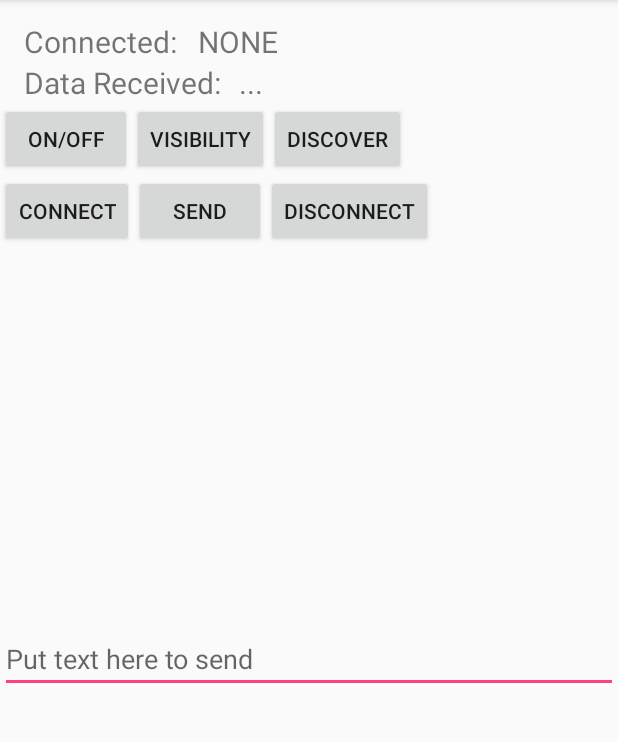
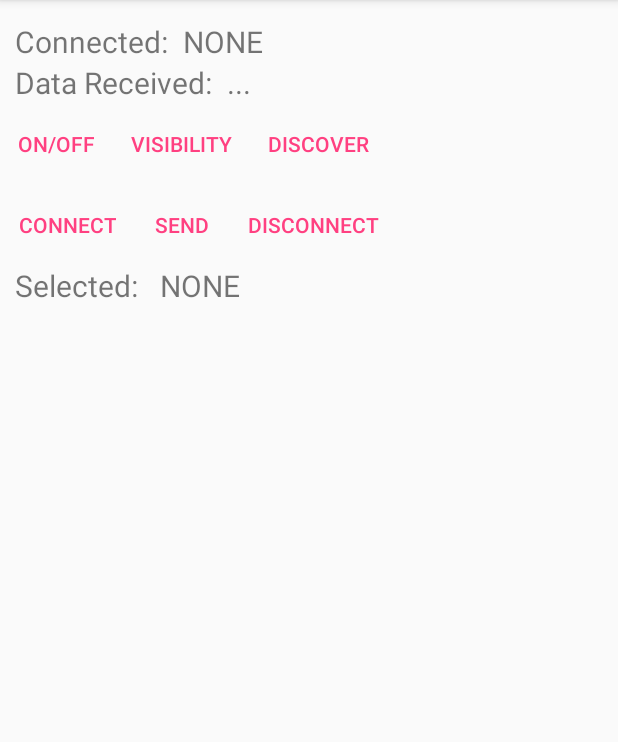
Before and after one commit to FRMeulen/AndroidBTTest, an Android app: the screen it shows after launch (MainActivity), after a tap on "DISCOVER", on a phone screen of 412 x 824 dp, the part 84-826 px from its top. Run offline under Robolectric (Android 15) with nearby library versions, the phone set to English and light mode, and no system bars.

Commit message:
Cleanup work done

```diff
--- a/app/src/main/java/com/example/falco/bluetoothtest/BluetoothConnectionService.java
+++ b/app/src/main/java/com/example/falco/bluetoothtest/BluetoothConnectionService.java
@@ -10,7 +10,6 @@ import android.util.Log;
 import java.io.IOException;
 import java.io.InputStream;
 import java.io.OutputStream;
-import java.nio.charset.Charset;
 import java.util.UUID;
 
 public class BluetoothConnectionService {
@@ -27,11 +26,13 @@ public class BluetoothConnectionService {
 
     private BluetoothDevice mmDevice;
     private UUID deviceUUID;
-    ProgressDialog mProgressDialog;
+    private ProgressDialog mProgressDialog;
 
     private final BluetoothAdapter mBluetoothAdapter;
 
     private final Context mContext;
+
+    private String userInput = "";
 
     public BluetoothConnectionService (Context context) {
         mContext = context;
@@ -69,7 +70,7 @@ public class BluetoothConnectionService {
             }
 
             if(socket != null){
-                connected(socket, mmDevice);
+                connected(socket);
             }
             Log.i(TAG, "END AcceptThread");
         }
@@ -117,7 +118,7 @@ public class BluetoothConnectionService {
                 Log.e(TAG, "ConnectThread: Could not connect to InsecureRfcommSocket " + e.getMessage());
             }
 
-            connected(mmSocket, mmDevice);
+            connected(mmSocket);
         }
 
         public void cancel(){
@@ -187,13 +188,9 @@ public class BluetoothConnectionService {
         }
 
         public void run(){
-            byte[] buffer = new byte[1024];
-            int bytes;
             while(true){
                 try {
-                    bytes = mmInStream.read(buffer);
-                    String incomingMessage = new String(buffer, 0, bytes);
-                    Log.d(TAG, "InputStream: " + incomingMessage);
+                    read();
                 } catch (IOException e) {
                     Log.e(TAG, "run: Error reading input stream");
                     break;
@@ -201,8 +198,17 @@ public class BluetoothConnectionService {
             }
         }
 
+        public void read() throws IOException{
+            byte[] buffer = new byte[1024];
+            int bytes;
+
+            bytes = mmInStream.read(buffer);
+            String incomingMessage = new String(buffer, 0, bytes);
+            Log.d(TAG, "InputStream: " + incomingMessage);
+            userInput = incomingMessage;
+        }
+
         public void write(byte[] bytes){
-            String text = new String(bytes, Charset.defaultCharset());
             try {
                 mmOutStream.write(bytes);
             } catch (IOException e) {
@@ -217,7 +223,7 @@ public class BluetoothConnectionService {
         }
     }
 
-    private void connected(BluetoothSocket mmSocket, BluetoothDevice device){
+    private void connected(BluetoothSocket mmSocket){
         Log.d(TAG, "connected: starting");
 
         mConnectedThread = new ConnectedThread(mmSocket);
@@ -227,4 +233,17 @@ public class BluetoothConnectionService {
     public void write(byte[] out){
         mConnectedThread.write(out);
     }
+
+    public void read(){
+        try {
+            mConnectedThread.read();
+            Log.d(TAG, "BluetoothConnection: read: Reading input");
+        } catch (IOException e) {
+            Log.e(TAG, "BluetoothConnection: read: Error reading inputStream");
+        }
+    }
+
+    public String getUserInput(){
+        return userInput;
+    }
 }
--- a/app/src/main/java/com/example/falco/bluetoothtest/MainActivity.java
+++ b/app/src/main/java/com/example/falco/bluetoothtest/MainActivity.java
@@ -27,36 +27,38 @@ import java.util.UUID;
 
 public class MainActivity extends AppCompatActivity implements AdapterView.OnItemClickListener {
 
-    Button onOffButton;
-    Button discoverabilityButton;
-    Button discoverButton;
-    Button connectButton;
-    Button sendButton;
-    Button disconnectButton;
+    //Buttons
+    Button onOffButton; //Enable or disable bluetooth
+    Button discoverabilityButton;   //Enable device discoverability for 300 seconds
+    Button discoverButton;  //Discover unpaired devices nearby
+    Button connectButton;   //Connect to selected device
+    Button sendButton;  //Send data in sendText to connected device
+    Button disconnectButton;    //Disconnect bluetooth
 
-    TextView btState;
-    TextView dataReceived;
-    EditText sendText;
+    TextView btState;   //Text showing bluetooth state
+    TextView dataReceived;  //Text showing data received
+    TextView btSelectedText;    //Text showing "Selected: "
+    TextView btSelected;    //Text showing selected device
+    EditText sendText;  //Field to enter text to send
 
-    BluetoothConnectionService mBluetoothConnection;
-    BluetoothDevice mBTDevice;
+    BluetoothConnectionService mBluetoothConnection;    //Bluetooth connection object
+    BluetoothDevice mBTDevice;  //Bluetooth device object
 
-    private static final UUID MY_UUID_INSECURE =
-            UUID.fromString("00001101-0000-1000-8000-00805f9b34fb");
+    private static final UUID MY_UUID_INSECURE = UUID.fromString("00001101-0000-1000-8000-00805f9b34fb");   //Default SerialPortService ID
 
-    BluetoothAdapter mBluetoothAdapter;
-    private static final String TAG = "My Activity";
+    BluetoothAdapter mBluetoothAdapter; //Device bluetooth adapter
+    private static final String TAG = "My Activity";    //Tag for logs
 
-    public ArrayList<BluetoothDevice> mBTDevices = new ArrayList<>();
-    public DeviceListAdapter mDeviceListAdapter;
-    ListView deviceList;
+    public ArrayList<BluetoothDevice> mBTDevices = new ArrayList<>();   //List of discovered devices
+    public DeviceListAdapter mDeviceListAdapter;    //Adapter for listed devices
+    ListView deviceList;    //Listview for discovered devices
 
-    // Create a BroadcastReceiver for ACTION_STATE_CHANGED.
+    //BroadcastReceiver for ACTION_STATE_CHANGED.
     private final BroadcastReceiver mBroadcastReceiverBTState = new BroadcastReceiver() {
         public void onReceive(Context context, Intent intent) {
             final String action = intent.getAction();
-            if (action.equals(mBluetoothAdapter.ACTION_STATE_CHANGED)) {
-                int state = intent.getIntExtra(BluetoothAdapter.EXTRA_STATE, mBluetoothAdapter.ERROR);
+            if (action.equals(mBluetoothAdapter.ACTION_STATE_CHANGED)) {    //If bluetooth adapter state changed
+                int state = intent.getIntExtra(BluetoothAdapter.EXTRA_STATE, mBluetoothAdapter.ERROR);  //Get adapter state
 
                 switch(state){
                     case BluetoothAdapter.STATE_OFF:
@@ -80,8 +82,8 @@ public class MainActivity extends AppCompatActivity implements AdapterView.OnIte
     private final BroadcastReceiver mBroadcastReceiverDiscoverabilityState = new BroadcastReceiver() {
         public void onReceive(Context context, Intent intent) {
             final String action = intent.getAction();
-            if (action.equals(mBluetoothAdapter.ACTION_SCAN_MODE_CHANGED)) {
-                int mode = intent.getIntExtra(BluetoothAdapter.EXTRA_SCAN_MODE, mBluetoothAdapter.ERROR);
+            if (action.equals(mBluetoothAdapter.ACTION_SCAN_MODE_CHANGED)) {    //If scan mode changed
+                int mode = intent.getIntExtra(BluetoothAdapter.EXTRA_SCAN_MODE, mBluetoothAdapter.ERROR);   //Get scan mode
 
                 switch(mode){
                     case BluetoothAdapter.SCAN_MODE_CONNECTABLE_DISCOVERABLE:
@@ -178,6 +180,8 @@ public class MainActivity extends AppCompatActivity implements AdapterView.OnIte
         btState = findViewById(R.id.bt_state);
         dataReceived = findViewById(R.id.data_received);
         sendText = findViewById(R.id.sendText);
+        btSelectedText = findViewById(R.id.bt_selected_text);
+        btSelected = findViewById(R.id.bt_selected);
 
         IntentFilter filter = new IntentFilter(BluetoothDevice.ACTION_BOND_STATE_CHANGED);
         registerReceiver(mBroadcastReceiverBondState, filter);
@@ -205,6 +209,8 @@ public class MainActivity extends AppCompatActivity implements AdapterView.OnIte
             public void onClick(View view) {
                 Log.d(TAG, "onClick: Discovering devices...");
                 mBTDevices.clear();
+                btSelectedText.setText("Selected: ");
+                btSelected.setText("NONE");
                 discoverDevices();
             }
         });
@@ -214,6 +220,9 @@ public class MainActivity extends AppCompatActivity implements AdapterView.OnIte
             public void onClick(View view) {
                 startConnection();
                 btState.setText(mBTDevice.getName());
+                btSelectedText.setText("");
+                btSelected.setText("");
+                sendText.setVisibility(View.VISIBLE);
             }
         });
 
@@ -222,6 +231,9 @@ public class MainActivity extends AppCompatActivity implements AdapterView.OnIte
             public void onClick(View view) {
                 byte[] bytes = sendText.getText().toString().getBytes(Charset.defaultCharset());
                 mBluetoothConnection.write(bytes);
+                mBluetoothConnection.read();
+                dataReceived.setText(mBluetoothConnection.getUserInput());
+                sendText.setText("");
             }
         });
 
@@ -238,8 +250,10 @@ public class MainActivity extends AppCompatActivity implements AdapterView.OnIte
     }
 
     public void killConnection(){
-        mBluetoothConnection.killClient();
-        mBluetoothConnection = null;
+        if(mBluetoothConnection != null){
+            mBluetoothConnection.killClient();
+            mBluetoothConnection = null;
+        }
     }
 
     public void startBluetoothConnection(BluetoothDevice device, UUID uuid){
@@ -328,6 +342,7 @@ public class MainActivity extends AppCompatActivity implements AdapterView.OnIte
 
         String deviceName = mBTDevices.get(position).getName();
         String deviceAddress = mBTDevices.get(position).getAddress();
+        btSelected.setText(deviceName);
         Log.d(TAG, "onItemClick: deviceName = " + deviceName);
         Log.d(TAG, "onItemClick: deviceAddress = " + deviceAddress);
 
--- a/app/src/main/res/layout/activity_main.xml
+++ b/app/src/main/res/layout/activity_main.xml
@@ -7,9 +7,9 @@
     tools:context="com.example.falco.bluetoothtest.MainActivity">
 
     <RelativeLayout
+        android:id="@+id/mainLayout"
         android:layout_width="match_parent"
-        android:layout_height="match_parent"
-        android:id="@+id/mainLayout">
+        android:layout_height="match_parent">
 
 
         <TextView
@@ -19,8 +19,8 @@
             android:layout_alignParentLeft="true"
             android:layout_alignParentStart="true"
             android:layout_alignParentTop="true"
-            android:layout_marginLeft="16dp"
-            android:layout_marginStart="16dp"
+            android:layout_marginLeft="10dp"
+            android:layout_marginStart="10dp"
             android:layout_marginTop="14dp"
             android:text="@string/bt_connected_text"
             android:textSize="20sp" />
@@ -31,8 +31,8 @@
             android:layout_height="wrap_content"
             android:layout_alignBaseline="@+id/bt_connected_text"
             android:layout_alignBottom="@+id/bt_connected_text"
-            android:layout_marginLeft="14dp"
-            android:layout_marginStart="14dp"
+            android:layout_marginLeft="10dp"
+            android:layout_marginStart="10dp"
             android:layout_toEndOf="@+id/bt_connected_text"
             android:layout_toRightOf="@+id/bt_connected_text"
             android:text="@string/bt_state"
@@ -54,66 +54,95 @@
             android:layout_height="wrap_content"
             android:layout_alignBaseline="@+id/data_received_text"
             android:layout_alignBottom="@+id/data_received_text"
-            android:layout_marginLeft="12dp"
-            android:layout_marginStart="12dp"
+            android:layout_marginLeft="10dp"
+            android:layout_marginStart="10dp"
             android:layout_toEndOf="@+id/data_received_text"
             android:layout_toRightOf="@+id/data_received_text"
             android:text="@string/data_received"
             android:textSize="20sp" />
 
         <LinearLayout
+            android:id="@+id/buttonLayoutOne"
             android:layout_width="match_parent"
             android:layout_height="wrap_content"
-            android:orientation="horizontal"
-            android:id="@+id/buttonLayoutOne"
-            android:layout_below="@id/data_received">
+            android:layout_below="@id/data_received_text"
+            android:orientation="horizontal">
 
             <Button
                 android:id="@+id/onOffButton"
                 android:layout_width="wrap_content"
                 android:layout_height="wrap_content"
-                android:text="@string/on_off" />
+                android:text="@string/on_off"
+                style="?android:attr/buttonBarButtonStyle"/>
 
             <Button
                 android:id="@+id/discoverabilityButton"
                 android:layout_width="wrap_content"
                 android:layout_height="wrap_content"
-                android:text="@string/discoverability" />
+                android:text="@string/discoverability"
+                style="?android:attr/buttonBarButtonStyle"/>
 
             <Button
                 android:id="@+id/listButton"
                 android:layout_width="wrap_content"
                 android:layout_height="wrap_content"
-                android:text="@string/list_devices" />
+                android:text="@string/list_devices"
+                style="?android:attr/buttonBarButtonStyle"/>
         </LinearLayout>
 
         <LinearLayout
             android:id="@+id/buttonLayoutTwo"
             android:layout_width="match_parent"
             android:layout_height="wrap_content"
-            android:orientation="horizontal"
-            android:layout_below="@id/buttonLayoutOne">
+            android:layout_below="@id/buttonLayoutOne"
+            android:orientation="horizontal">
 
             <Button
                 android:id="@+id/connectButton"
                 android:layout_width="wrap_content"
                 android:layout_height="wrap_content"
-                android:text="@string/connect"/>
+                android:text="@string/connect"
+                style="?android:attr/buttonBarButtonStyle"/>
 
             <Button
                 android:id="@+id/sendButton"
                 android:layout_width="wrap_content"
                 android:layout_height="wrap_content"
-                android:text="@string/send"/>
+                android:text="@string/send"
+                style="?android:attr/buttonBarButtonStyle"/>
 
             <Button
                 android:id="@+id/disconnectButton"
                 android:layout_width="wrap_content"
                 android:layout_height="wrap_content"
-                android:text="@string/disconnect"/>
+                android:text="@string/disconnect"
+                style="?android:attr/buttonBarButtonStyle"/>
 
         </LinearLayout>
 
+        <TextView
+            android:id="@+id/bt_selected_text"
+            android:layout_width="wrap_content"
+            android:layout_height="wrap_content"
+            android:layout_marginLeft="10dp"
+            android:layout_marginStart="10dp"
+            android:text="@string/bt_selected_text"
+            android:layout_below="@id/buttonLayoutTwo"
+            android:textSize="20sp" />
+
+        <TextView
+            android:id="@+id/bt_selected"
+            android:layout_width="wrap_content"
+            android:layout_height="wrap_content"
+            android:layout_alignBaseline="@+id/bt_selected_text"
+            android:layout_alignBottom="@+id/bt_selected_text"
+            android:layout_marginLeft="10dp"
+            android:layout_marginStart="10dp"
+            android:layout_toEndOf="@+id/bt_selected_text"
+            android:layout_toRightOf="@+id/bt_selected_text"
+            android:text="@string/bt_selected"
+            android:layout_below="@+id/buttonLayoutTwo"
+            android:textSize="20sp" />
 
         <ListView
             android:id="@+id/deviceList"
@@ -121,15 +150,15 @@
             android:layout_height="253dp"
             android:layout_alignParentEnd="true"
             android:layout_alignParentRight="true"
-            android:layout_below="@+id/buttonLayoutTwo"
-            android:layout_marginTop="-1dp" />
+            android:layout_below="@+id/bt_selected_text" />
 
         <EditText
             android:id="@+id/sendText"
             android:layout_width="match_parent"
             android:layout_height="wrap_content"
+            android:layout_below="@id/deviceList"
             android:hint="@string/sendTextHint"
-            android:layout_below="@id/deviceList"/>
+            android:visibility="invisible"/>
     </RelativeLayout>
 
 </android.support.constraint.ConstraintLayout>
--- a/app/src/main/res/values/strings.xml
+++ b/app/src/main/res/values/strings.xml
@@ -11,4 +11,6 @@
     <string name="send">Send</string>
     <string name="disconnect">Disconnect</string>
     <string name="sendTextHint">Put text here to send</string>
+    <string name="bt_selected_text"></string>
+    <string name="bt_selected"></string>
 </resources>
```
